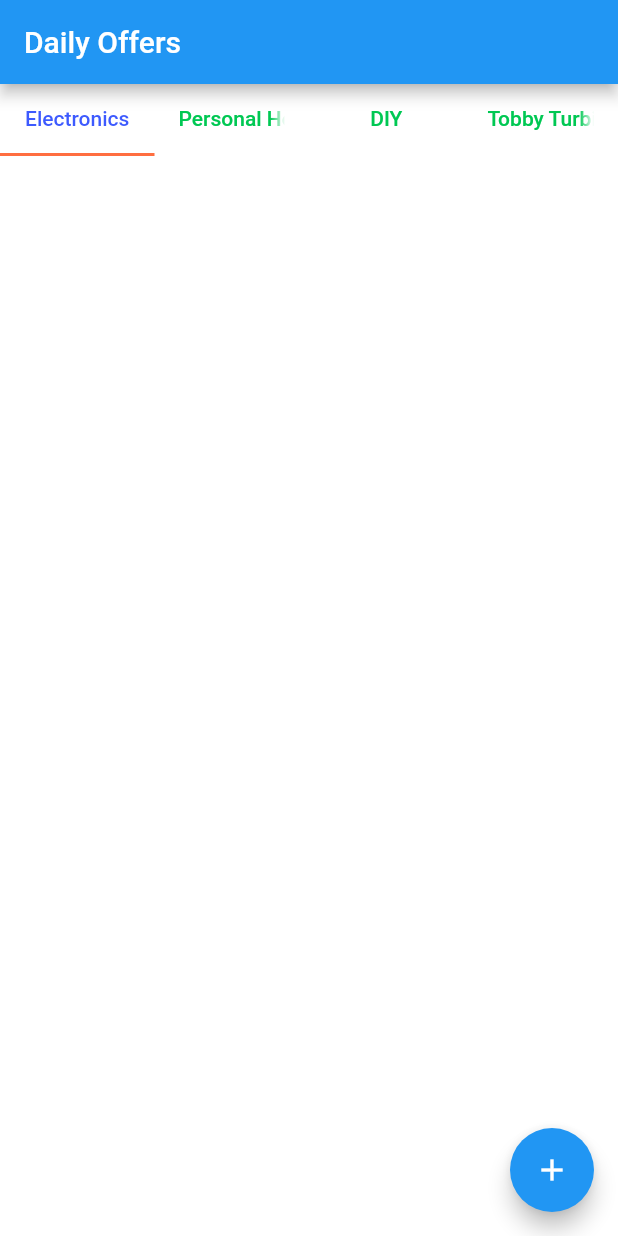
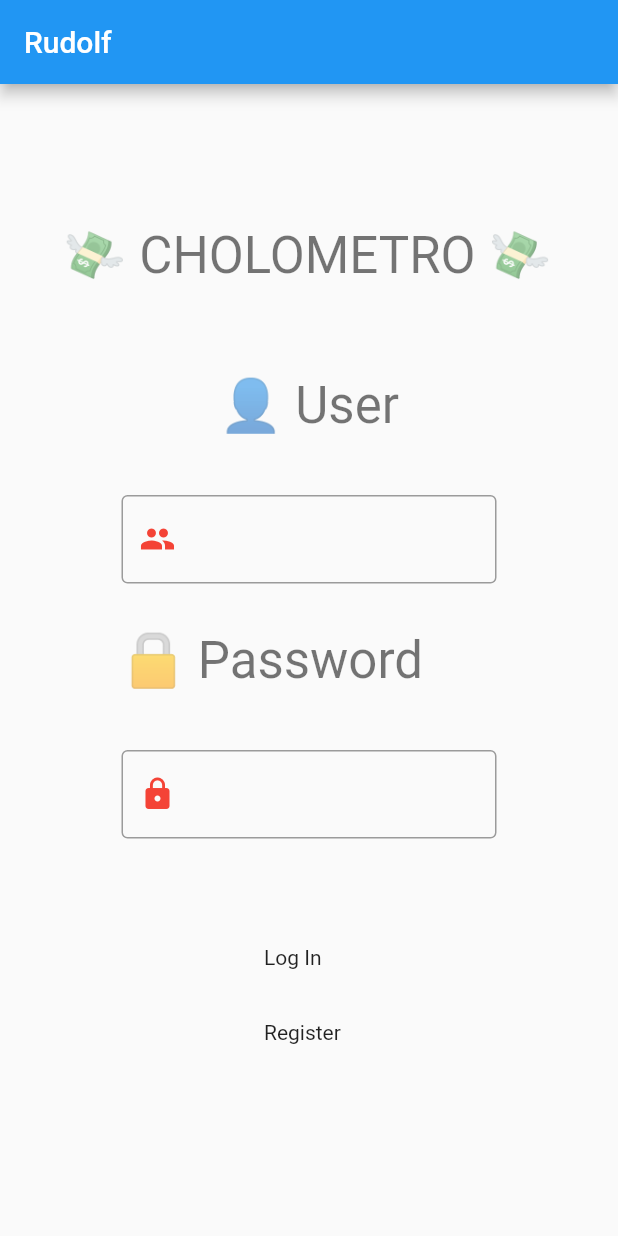
Before and after one commit to Arffyfarr/Cholometro, a Flutter app: the screen it shows after launch, on a phone screen of 412 x 824 dp. Run offline on Flutter 3.47's test engine with Material 2 defaults, Android fonts, the phone set to English and light mode, and no system bars; our stand-ins replace sqflite; accounts and stored records are empty.

Commit message:
Our first try

```diff
--- a/lib/main.dart
+++ b/lib/main.dart
@@ -1,5 +1,6 @@
 import 'package:flutter/material.dart';
 import 'package:cholometro/src/homepage.dart';
+import 'package:cholometro/src/pages/loggin_page.dart';
 
 void main() => runApp(MyApp());
 
@@ -9,7 +10,9 @@ class MyApp extends StatelessWidget {
     return MaterialApp(
       debugShowCheckedModeBanner: false,
       title: 'Manin',
-      home: HomePage(),
+      home: Loggin(
+        title: 'Rudolf',
+      ),
     );
   }
 }
--- /dev/null
+++ b/lib/src/pages/loggin_page.dart
@@ -0,0 +1,100 @@
+import 'package:flutter/material.dart';
+
+import 'package:cholometro/src/pages/addproduct.dart';
+import 'package:cholometro/src/homepage.dart';
+import 'package:cholometro/src/pages/register_page.dart';
+
+class Loggin extends StatefulWidget {
+  Loggin({Key? key, required this.title}) : super(key: key);
+  final String title;
+  @override
+  _MyLog createState() => _MyLog();
+}
+
+class _MyLog extends State<Loggin> {
+  @override
+  Widget build(BuildContext context) {
+    return Scaffold(
+      resizeToAvoidBottomInset: false,
+      appBar: AppBar(
+        title: Text(widget.title),
+      ),
+      body: Center(
+        child: Column(
+          mainAxisAlignment: MainAxisAlignment.center,
+          children: <Widget>[
+            SizedBox(
+              height: 100.0,
+              width: 328.0,
+              child: Text(
+                '\u{1F4B8} CHOLOMETRO \u{1F4B8}',
+                style: (Theme.of(context).textTheme.headline4),
+              ),
+            ),
+            SizedBox(
+              height: 80.0,
+              width: 120.0,
+              child: Text(
+                '\u{1F464} User',
+                style: (Theme.of(context).textTheme.headline4),
+              ),
+            ),
+            SizedBox(
+                height: 90.0,
+                width: 250.0,
+                child: TextField(
+                    keyboardType: TextInputType.emailAddress,
+                    textAlign: TextAlign.center,
+                    decoration: InputDecoration(
+                      border: OutlineInputBorder(),
+                      prefixIcon: Icon(Icons.people, color: Colors.red),
+                    ))),
+            SizedBox(
+              height: 80.0,
+              width: 250.0,
+              child: Text(
+                '\u{1F512} Password',
+                style: (Theme.of(context).textTheme.headline4),
+              ),
+            ),
+            SizedBox(
+                height: 130.0,
+                width: 250.0,
+                child: TextField(
+                    keyboardType: TextInputType.emailAddress,
+                    textAlign: TextAlign.center,
+                    obscureText: true,
+                    decoration: InputDecoration(
+                      border: OutlineInputBorder(),
+                      prefixIcon: Icon(Icons.lock, color: Colors.red),
+                    ))),
+            SizedBox(
+                height: 50.0,
+                width: 60.0,
+                child: new InkWell(
+                    child: new Text('Log In'),
+                    onTap: () {
+                      Navigator.push(
+                        context,
+                        //Aqui se vincula el perfil
+                        MaterialPageRoute(builder: (context) => HomePage()),
+                      );
+                    })),
+            SizedBox(
+                height: 50.0,
+                width: 60.0,
+                child: new InkWell(
+                    child: new Text('Register'),
+                    onTap: () {
+                      Navigator.push(
+                        context,
+                        //Aqui se vincula el perfil
+                        MaterialPageRoute(builder: (context) => registerpage()),
+                      );
+                    }))
+          ],
+        ),
+      ),
+    );
+  }
+}
--- a/pubspec.yaml
+++ b/pubspec.yaml
@@ -35,6 +35,9 @@ dependencies:
   # Use with the CupertinoIcons class for iOS style icons.
   cupertino_icons: ^1.0.2
 
+  # database storage
+  sqflite: ^2.0.0+3
+
 dev_dependencies:
   flutter_test:
     sdk: flutter
@@ -44,7 +47,7 @@ dev_dependencies:
   # activated in the `analysis_options.yaml` file located at the root of your
   # package. See that file for information about deactivating specific lint
   # rules and activating additional ones.
-  flutter_lints: ^1.0.0
+  #flutter_lints: ^1.0.0
 
 # For information on the generic Dart part of this file, see the
 # following page: https://dart.dev/tools/pub/pubspec
```
Also changed, not shown: lib/db/notes_database.dart (added, +70 -0 lines), lib/db/sql_helper.dart (added, +96 -0 lines), lib/src/homepage.dart (+146 -20 lines), lib/src/models/productos_model.dart (+56 -6 lines), lib/src/pages/addproduct.dart (added, +138 -0 lines), lib/src/pages/register_page.dart (added, +35 -0 lines).
